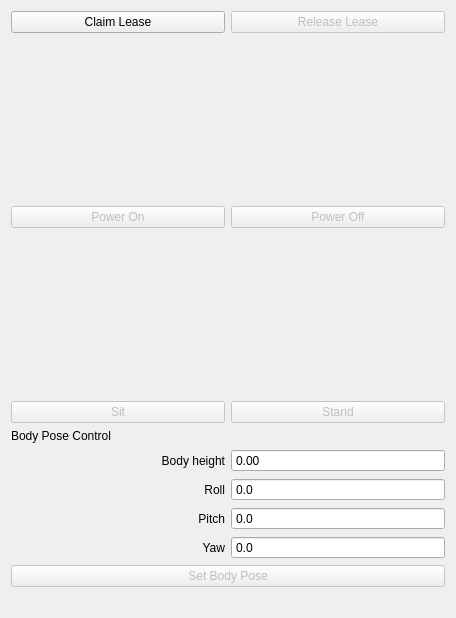
Above: spot_viz/resource/spot_control.ui from heuristicus/spot_ros before the change. Below: the same form after it.
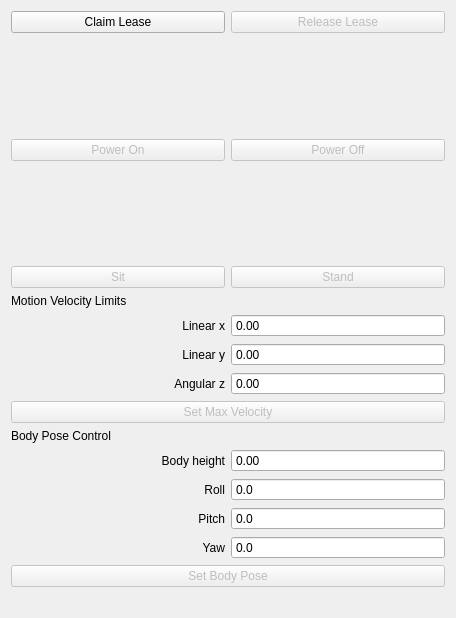
That is the form after the change.

Commit message: can set maximum velocity in the rviz panel

Patch:
```diff
--- a/spot_viz/resource/spot_control.ui
+++ b/spot_viz/resource/spot_control.ui
@@ -111,6 +111,95 @@
        </item>
       </layout>
      </item>
+     <item>
+      <layout class="QVBoxLayout" name="motionVelocityLayout">
+       <item>
+        <widget class="QLabel" name="motionCommandLabel">
+         <property name="text">
+          <string>Motion Velocity Limits</string>
+         </property>
+        </widget>
+       </item>
+       <item>
+        <layout class="QGridLayout" name="gridLayout">
+         <item row="4" column="0">
+          <widget class="QLabel" name="angularZLabel">
+           <property name="text">
+            <string>Angular z</string>
+           </property>
+           <property name="alignment">
+            <set>Qt::AlignRight|Qt::AlignTrailing|Qt::AlignVCenter</set>
+           </property>
+          </widget>
+         </item>
+         <item row="3" column="0">
+          <widget class="QLabel" name="linearYLabel">
+           <property name="text">
+            <string>Linear y</string>
+           </property>
+           <property name="alignment">
+            <set>Qt::AlignRight|Qt::AlignTrailing|Qt::AlignVCenter</set>
+           </property>
+          </widget>
+         </item>
+         <item row="1" column="0">
+          <widget class="QLabel" name="linearXLabel">
+           <property name="text">
+            <string>Linear x</string>
+           </property>
+           <property name="alignment">
+            <set>Qt::AlignRight|Qt::AlignTrailing|Qt::AlignVCenter</set>
+           </property>
+          </widget>
+         </item>
+         <item row="1" column="1">
+          <widget class="QDoubleSpinBox" name="linearXSpin">
+           <property name="buttonSymbols">
+            <enum>QAbstractSpinBox::NoButtons</enum>
+           </property>
+           <property name="decimals">
+            <number>2</number>
+           </property>
+          </widget>
+         </item>
+         <item row="3" column="1">
+          <widget class="QDoubleSpinBox" name="linearYSpin">
+           <property name="buttonSymbols">
+            <enum>QAbstractSpinBox::NoButtons</enum>
+           </property>
+           <property name="decimals">
+            <number>2</number>
+           </property>
+          </widget>
+         </item>
+         <item row="4" column="1">
+          <widget class="QDoubleSpinBox" name="angularZSpin">
+           <property name="buttonSymbols">
+            <enum>QAbstractSpinBox::NoButtons</enum>
+           </property>
+           <property name="decimals">
+            <number>2</number>
+           </property>
+          </widget>
+         </item>
+        </layout>
+       </item>
+       <item>
+        <layout class="QHBoxLayout" name="motionVelocityButtonsLayout">
+         <item>
+          <widget class="QPushButton" name="setMaxVelButton">
+           <property name="enabled">
+            <bool>false</bool>
+           </property>
+           <property name="text">
+            <string>Set Max Velocity</string>
+           </property>
+          </widget>
+         </item>
+        </layout>
+       </item>
+      </layout>
+     </item>
      <item>
       <layout class="QGridLayout" name="bodyPoseGridLayout">
        <item row="1" column="0" colspan="2">
```
The commit also changes 4 other files.
